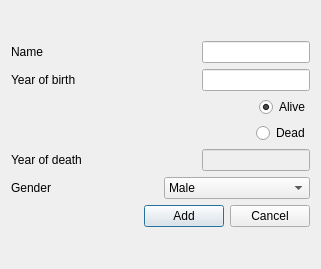
First picture: the form in addsci.ui, repository sandraBender/VLN1-hopur2, before the edit.
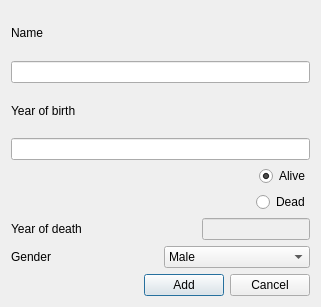
Second picture: the form after the edit.

Patch:
```diff
--- a/addsci.ui
+++ b/addsci.ui
@@ -7,7 +7,7 @@
     <x>0</x>
     <y>0</y>
     <width>321</width>
-    <height>269</height>
+    <height>307</height>
    </rect>
   </property>
   <property name="windowTitle">
@@ -25,11 +25,18 @@
          </property>
         </widget>
        </item>
-       <item alignment="Qt::AlignRight">
-        <widget class="QLineEdit" name="line_name"/>
+       <item>
+        <widget class="QLabel" name="label_errorName">
+         <property name="text">
+          <string/>
+         </property>
+        </widget>
        </item>
       </layout>
      </item>
+     <item>
+      <widget class="QLineEdit" name="line_name"/>
+     </item>
      <item>
       <layout class="QHBoxLayout" name="horizontalLayout_12">
        <item>
@@ -39,11 +46,18 @@
          </property>
         </widget>
        </item>
-       <item alignment="Qt::AlignRight">
-        <widget class="QLineEdit" name="line_yob"/>
+       <item>
+        <widget class="QLabel" name="label_errorYear">
+         <property name="text">
+          <string/>
+         </property>
+        </widget>
        </item>
       </layout>
      </item>
+     <item>
+      <widget class="QLineEdit" name="line_yob"/>
+     </item>
      <item>
       <layout class="QVBoxLayout" name="verticalLayout_3">
        <item>
```
